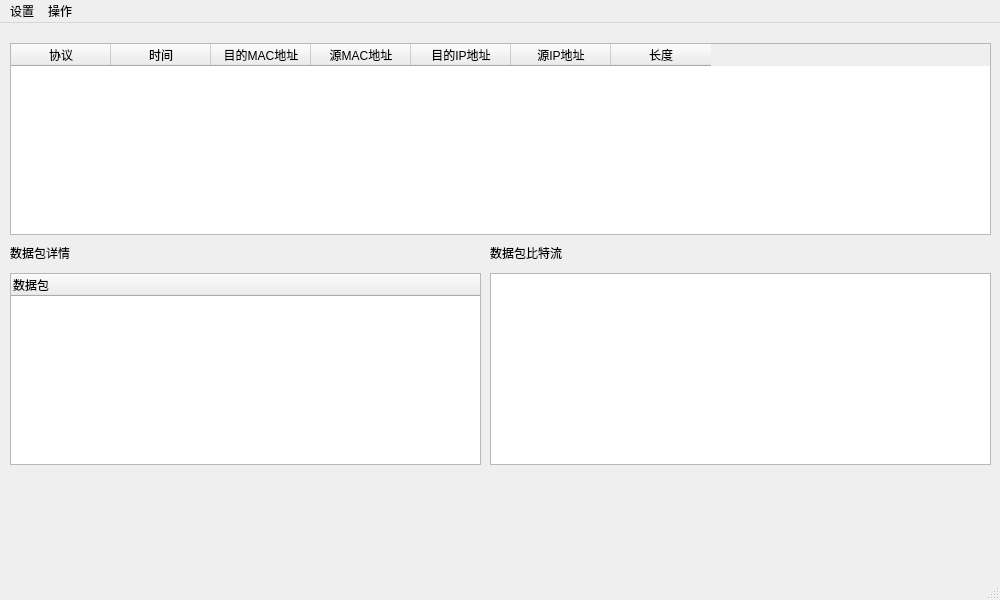
Before: the Qt Designer form mainwindow.ui in feichuanshuo/Sniffer, drawn with Qt 5.
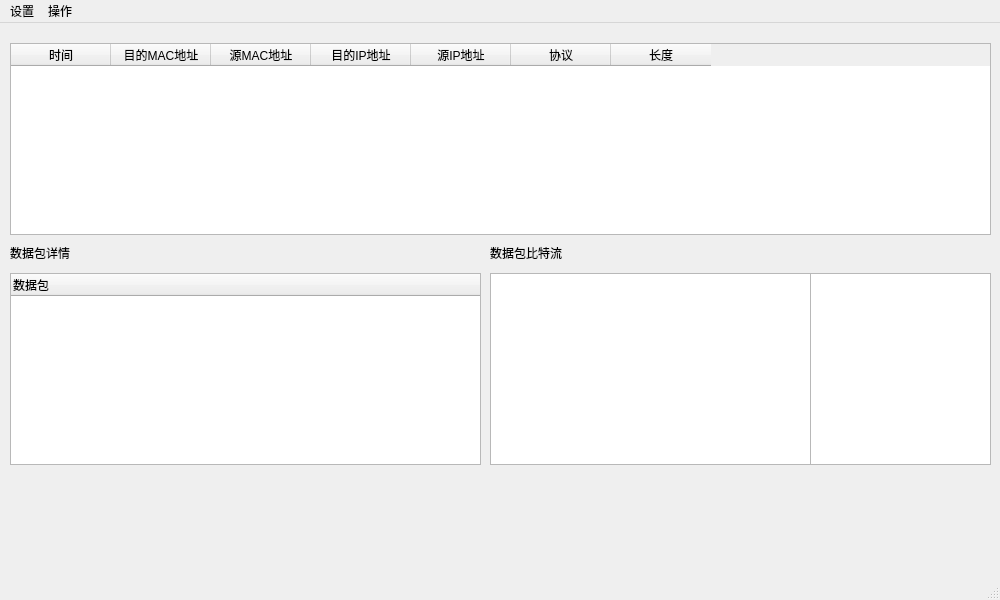
After: the same form once the commit is applied. Icons and pictures are not drawn.

The edit to the form file:
```diff
--- a/mainwindow.ui
+++ b/mainwindow.ui
@@ -27,11 +27,6 @@
       <height>192</height>
      </rect>
     </property>
-    <column>
-     <property name="text">
-      <string>协议</string>
-     </property>
-    </column>
     <column>
      <property name="text">
       <string>时间</string>
@@ -57,6 +52,11 @@
       <string>源IP地址</string>
      </property>
     </column>
+    <column>
+     <property name="text">
+      <string>协议</string>
+     </property>
+    </column>
     <column>
      <property name="text">
       <string>长度</string>
@@ -68,7 +68,7 @@
      <rect>
       <x>490</x>
       <y>250</y>
-      <width>501</width>
+      <width>321</width>
       <height>192</height>
      </rect>
     </property>
@@ -114,6 +114,16 @@
      </property>
     </column>
    </widget>
+   <widget class="QTextBrowser" name="textBrowser2">
+    <property name="geometry">
+     <rect>
+      <x>810</x>
+      <y>250</y>
+      <width>181</width>
+      <height>192</height>
+     </rect>
+    </property>
+   </widget>
   </widget>
   <widget class="QMenuBar" name="menubar">
    <property name="geometry">
```
Left out of the diff: 8 changed lines with no effect on the pictures.
